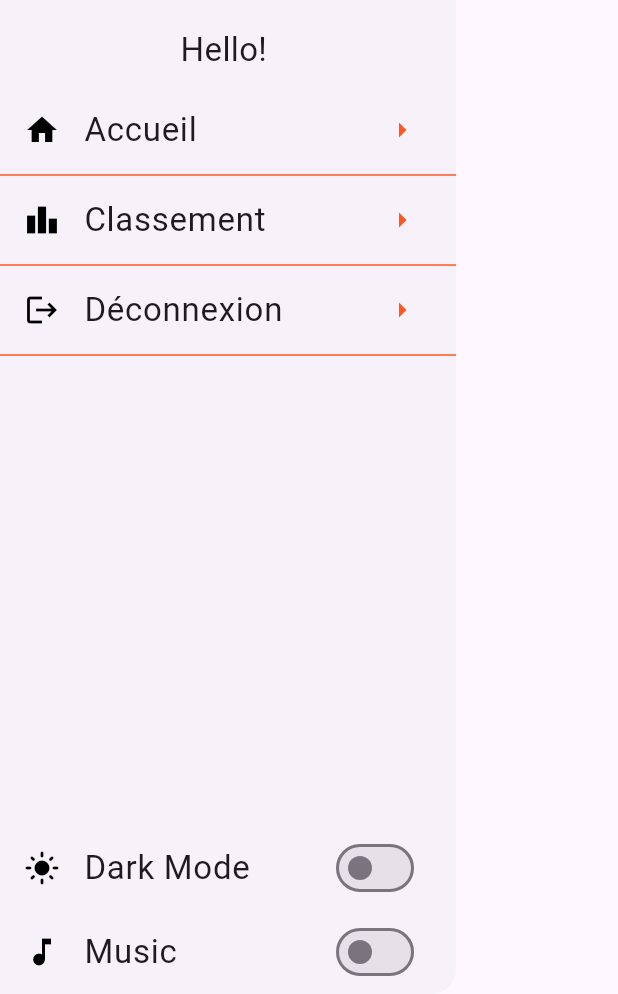
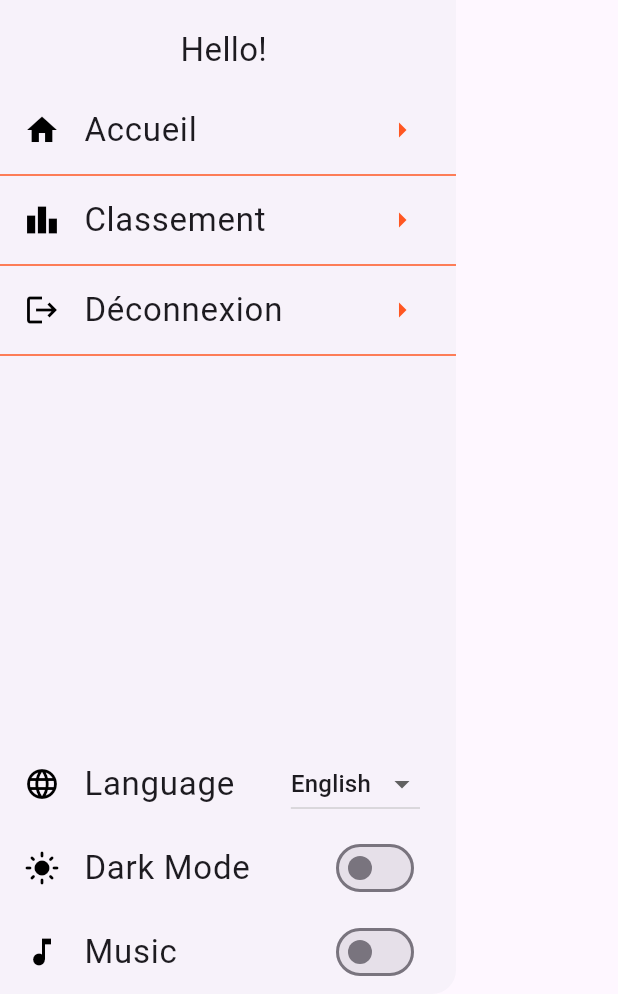
Before and after one commit to aymenmaalej/sQueezIT, a Flutter app: the MyDrawer widget shown alone on an empty page, opened directly, on a phone screen of 412 x 824 dp, the part 242-1236 px from its top. Run offline on Flutter 3.47's test engine with Material 3 defaults, Android fonts, the light colour scheme and no system bars; our stand-ins replace audioplayers, cloud_firestore, firebase_auth, firebase_core, firebase_database, firebase_messaging and 2 more; missing offline and left inert: translator; accounts and stored records are empty; network calls fail.

Commit message:
nchallah final

```diff
--- a/lib/menu/drawer.widget.dart
+++ b/lib/menu/drawer.widget.dart
@@ -2,6 +2,7 @@ import 'package:firebase_auth/firebase_auth.dart';
 import 'package:flutter/material.dart';
 import 'package:provider/provider.dart';
 import 'package:shared_preferences/shared_preferences.dart';
+import 'package:squeezit/config/languague.config.dart';
 import '../config/music.config.dart';
 import '../config/theme.provider.dart';
 import '../config/global.params.dart';
@@ -16,11 +17,31 @@ class MyDrawer extends StatefulWidget {
 class _MyDrawerState extends State<MyDrawer> {
   final BackgroundMusic _backgroundMusic = BackgroundMusic();
   bool isMusicPlaying = false;
+  String? _selectedLanguage;
+  final Map<String, String> _languageOptions = {
+    'en': 'English',
+    'fr': 'Français',
+    'ar': 'العربية',
+  };
 
   @override
   void initState() {
     super.initState();
     isMusicPlaying = _backgroundMusic.isMusicPlaying;
+    LanguageConfig.getSavedLanguage().then((savedLanguage) {
+      setState(() {
+        _selectedLanguage = savedLanguage;
+      });
+    });
+  }
+
+  void _changeLanguage(String newLang) async {
+    setState(() {
+      _selectedLanguage = newLang;
+    });
+
+    await LanguageConfig.saveLanguage(newLang);
+    Provider.of<LanguageNotifier>(context, listen: false).changeLanguage(newLang);
   }
 
   @override
@@ -29,6 +50,7 @@ class _MyDrawerState extends State<MyDrawer> {
     final user = FirebaseAuth.instance.currentUser;
     String email = user?.email ?? "";
     String username = email.split('@')[0].toUpperCase();
+
     return Drawer(
       child: Column(
         children: [
@@ -44,9 +66,9 @@ class _MyDrawerState extends State<MyDrawer> {
             ),
           ),
           Container(
-                      padding: EdgeInsets.all(10),
-                      child: Text("Hello! ${username}", style: TextStyle(fontSize: 22)),
-                    ),
+            padding: EdgeInsets.all(10),
+            child: Text("Hello! ${username}", style: TextStyle(fontSize: 22)),
+          ),
           Expanded(
             child: ListView.builder(
               itemCount: GlobalParams.menus.length,
@@ -79,6 +101,24 @@ class _MyDrawerState extends State<MyDrawer> {
                   ],
                 );
               },
+            ),
+          ),
+          ListTile(
+            leading: Icon(Icons.language , color: Colors.black),
+            title: Text('Language', style: TextStyle(fontSize: 22)),
+            trailing: DropdownButton<String>(
+              value: _selectedLanguage,
+              onChanged: (String? newLang) {
+                if (newLang != null) {
+                  _changeLanguage(newLang);
+                }
+              },
+              items: _languageOptions.entries.map((entry) {
+                return DropdownMenuItem(
+                  value: entry.key,
+                  child: Text(entry.value),
+                );
+              }).toList(),
             ),
           ),
           ListTile(
--- a/pubspec.yaml
+++ b/pubspec.yaml
@@ -28,6 +28,7 @@ environment:
 # the latest version available on pub.dev. To see which dependencies have newer
 # versions available, run `flutter pub outdated`.
 dependencies:
+  translator:
   shared_preferences:
   http:
   html:
```
Also changed, not shown: lib/pages/quiz.page.dart (+25 -6 lines), lib/config/languague.config.dart (added), pubspec.lock.
